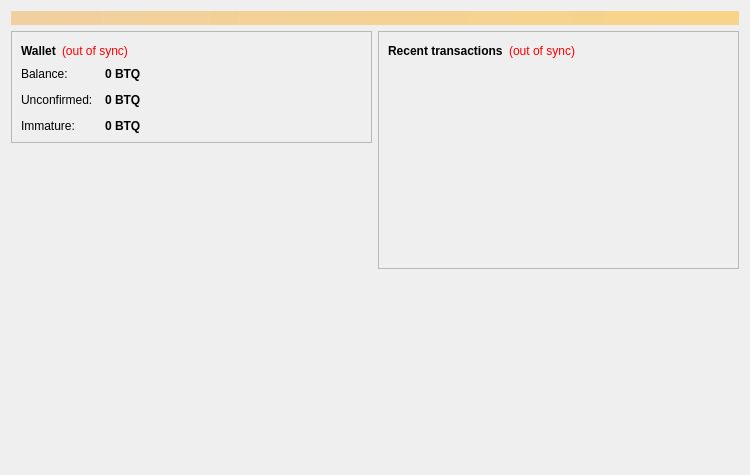
Qt form src/qt/forms/overviewpage.ui (bitquarkcoin/BitQuark) before a commit.
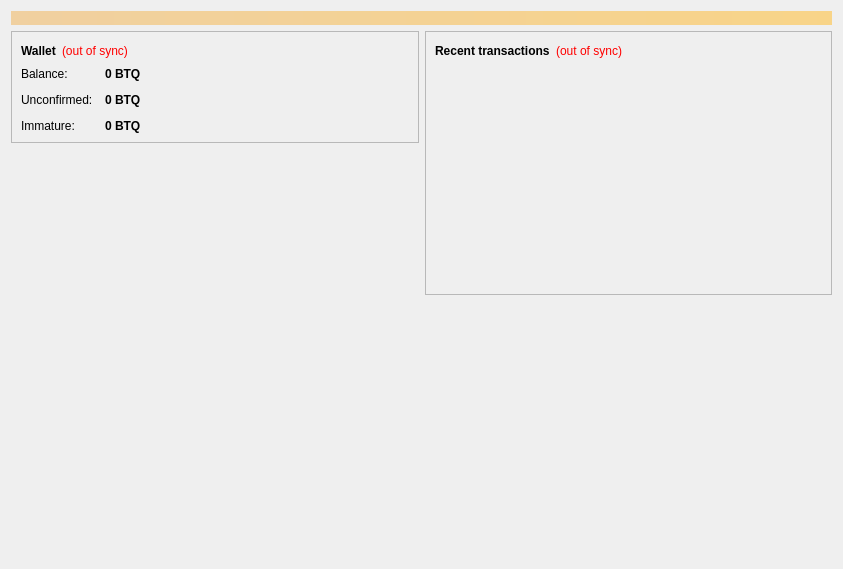
The same form after that commit. Icons and pictures are not drawn.

The edit to the form file:
```diff
--- a/src/qt/forms/overviewpage.ui
+++ b/src/qt/forms/overviewpage.ui
@@ -6,22 +6,10 @@
    <rect>
     <x>0</x>
     <y>0</y>
-    <width>750</width>
-    <height>475</height>
+    <width>843</width>
+    <height>569</height>
    </rect>
   </property>
-  <property name="minimumSize">
-   <size>
-    <width>750</width>
-    <height>475</height>
-   </size>
-  </property>
-  <property name="maximumSize">
-   <size>
-    <width>750</width>
-    <height>475</height>
-   </size>
-  </property>
   <property name="windowTitle">
    <string>Form</string>
   </property>
@@ -203,12 +191,6 @@
        </item>
        <item>
         <widget class="QLabel" name="label_wallet_bgcoin">
-         <property name="enabled">
-          <bool>true</bool>
-         </property>
-         <property name="lineWidth">
-          <number>1</number>
-         </property>
          <property name="text">
           <string/>
          </property>
@@ -222,10 +204,10 @@
           <set>Qt::AlignCenter</set>
          </property>
          <property name="margin">
-          <number>0</number>
+          <number>2</number>
          </property>
          <property name="indent">
-          <number>0</number>
+          <number>-1</number>
          </property>
         </widget>
        </item>
@@ -237,7 +219,7 @@
          <property name="sizeHint" stdset="0">
           <size>
            <width>20</width>
-           <height>5</height>
+           <height>20</height>
           </size>
          </property>
         </spacer>
```
